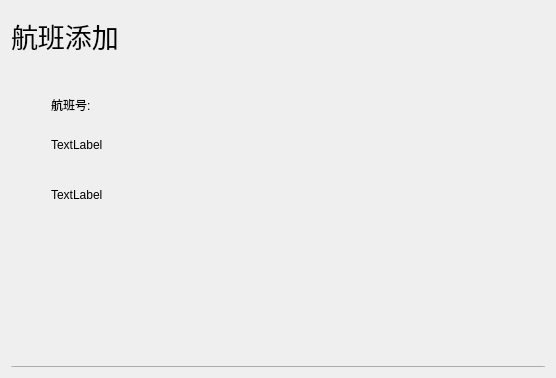
First picture: the form in addflightwidget.ui, repository Jinyuan-S/AirSystem, before the edit.
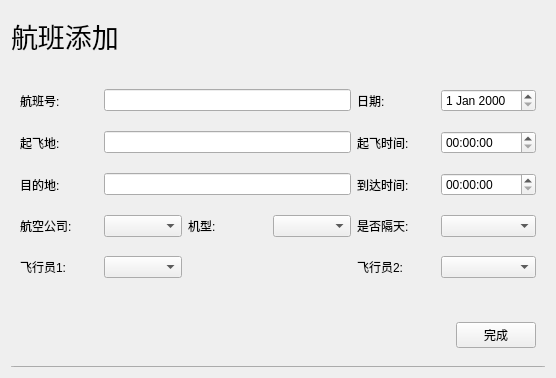
Second picture: the form after the edit.

Patch:
```diff
--- a/addflightwidget.ui
+++ b/addflightwidget.ui
@@ -41,45 +41,150 @@
    </item>
    <item>
     <widget class="QWidget" name="widget" native="true">
-     <widget class="QLabel" name="label_2">
-      <property name="geometry">
-       <rect>
-        <x>40</x>
-        <y>30</y>
-        <width>72</width>
-        <height>15</height>
-       </rect>
-      </property>
-      <property name="text">
-       <string>航班号:</string>
-      </property>
-     </widget>
-     <widget class="QLabel" name="label_3">
-      <property name="geometry">
-       <rect>
-        <x>40</x>
-        <y>70</y>
-        <width>72</width>
-        <height>15</height>
-       </rect>
-      </property>
-      <property name="text">
-       <string>TextLabel</string>
-      </property>
-     </widget>
-     <widget class="QLabel" name="label_4">
-      <property name="geometry">
-       <rect>
-        <x>40</x>
-        <y>120</y>
-        <width>72</width>
-        <height>15</height>
-       </rect>
-      </property>
-      <property name="text">
-       <string>TextLabel</string>
-      </property>
-     </widget>
+     <layout class="QGridLayout" name="gridLayout">
+      <item row="0" column="0">
+       <widget class="QLabel" name="label_2">
+        <property name="text">
+         <string>航班号:</string>
+        </property>
+       </widget>
+      </item>
+      <item row="0" column="1" colspan="3">
+       <widget class="QLineEdit" name="lineEdit_num"/>
+      </item>
+      <item row="0" column="4">
+       <widget class="QLabel" name="label_10">
+        <property name="text">
+         <string>日期:</string>
+        </property>
+       </widget>
+      </item>
+      <item row="0" column="5">
+       <widget class="QDateEdit" name="dateEdit"/>
+      </item>
+      <item row="1" column="0">
+       <widget class="QLabel" name="label_3">
+        <property name="text">
+         <string>起飞地:</string>
+        </property>
+       </widget>
+      </item>
+      <item row="1" column="1" colspan="3">
+       <widget class="QLineEdit" name="lineEdit_from"/>
+      </item>
+      <item row="1" column="4">
+       <widget class="QLabel" name="label_6">
+        <property name="text">
+         <string>起飞时间:</string>
+        </property>
+       </widget>
+      </item>
+      <item row="1" column="5">
+       <widget class="QTimeEdit" name="timeEdit_from"/>
+      </item>
+      <item row="2" column="0">
+       <widget class="QLabel" name="label_4">
+        <property name="text">
+         <string>目的地:</string>
+        </property>
+       </widget>
+      </item>
+      <item row="2" column="1" colspan="3">
+       <widget class="QLineEdit" name="lineEdit_to"/>
+      </item>
+      <item row="2" column="4">
+       <widget class="QLabel" name="label_7">
+        <property name="text">
+         <string>到达时间:</string>
+        </property>
+       </widget>
+      </item>
+      <item row="2" column="5">
+       <widget class="QTimeEdit" name="timeEdit_to"/>
+      </item>
+      <item row="3" column="0">
+       <widget class="QLabel" name="label_5">
+        <property name="text">
+         <string>航空公司:</string>
+        </property>
+       </widget>
+      </item>
+      <item row="3" column="1">
+       <widget class="QComboBox" name="comboBox_com"/>
+      </item>
+      <item row="3" column="2">
+       <widget class="QLabel" name="label_9">
+        <property name="text">
+         <string>机型:</string>
+        </property>
+       </widget>
+      </item>
+      <item row="3" column="3">
+       <widget class="QComboBox" name="comboBox_model"/>
+      </item>
+      <item row="3" column="4">
+       <widget class="QLabel" name="label_8">
+        <property name="text">
+         <string>是否隔天:</string>
+        </property>
+       </widget>
+      </item>
+      <item row="3" column="5">
+       <widget class="QComboBox" name="comboBox_tom"/>
+      </item>
+      <item row="4" column="0">
+       <widget class="QLabel" name="label_11">
+        <property name="text">
+         <string>飞行员1:</string>
+        </property>
+       </widget>
+      </item>
+      <item row="4" column="1">
+       <widget class="QComboBox" name="comboBox_pilot1"/>
+      </item>
+      <item row="4" column="5">
+       <widget class="QComboBox" name="comboBox_pilot2"/>
+      </item>
+      <item row="4" column="4">
+       <widget class="QLabel" name="label_12">
+        <property name="text">
+         <string>飞行员2:</string>
+        </property>
+       </widget>
+      </item>
+     </layout>
+    </widget>
+   </item>
+   <item>
+    <widget class="QWidget" name="widget_2" native="true">
+     <property name="maximumSize">
+      <size>
+       <width>16777215</width>
+       <height>50</height>
+      </size>
+     </property>
+     <layout class="QHBoxLayout" name="horizontalLayout">
+      <item>
+       <spacer name="horizontalSpacer">
+        <property name="orientation">
+         <enum>Qt::Horizontal</enum>
+        </property>
+        <property name="sizeHint" stdset="0">
+         <size>
+          <width>409</width>
+          <height>20</height>
+         </size>
+        </property>
+       </spacer>
+      </item>
+      <item>
+       <widget class="QPushButton" name="pushButton_2">
+        <property name="text">
+         <string>完成</string>
+        </property>
+       </widget>
+      </item>
+     </layout>
     </widget>
    </item>
    <item>
```
